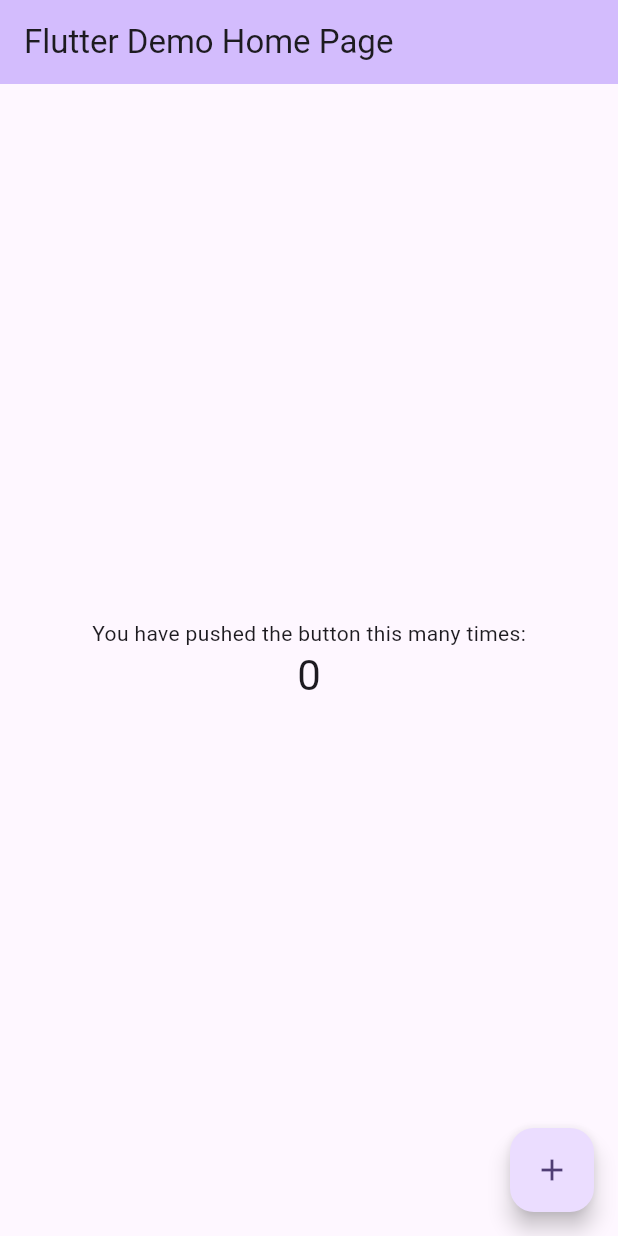
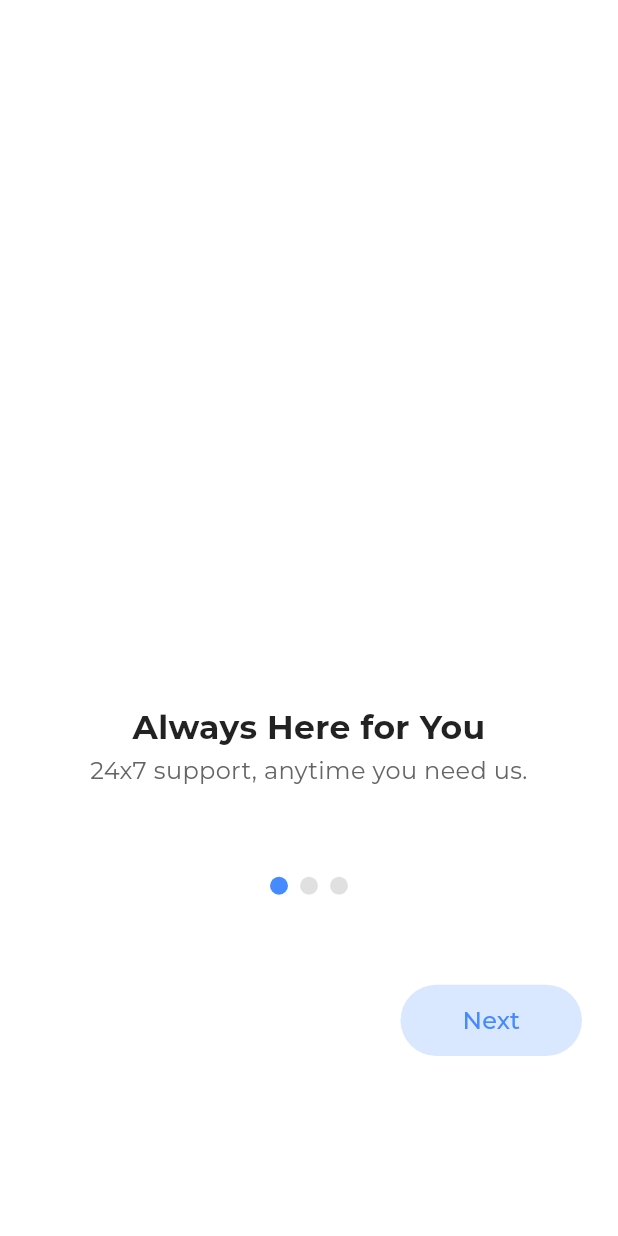
Before and after one commit to Keshav8605/SUVIDHA, a Flutter app: the screen it shows after launch, on a phone screen of 412 x 824 dp. Run offline on Flutter 3.47's test engine with Material 3 defaults, Android fonts, the phone set to English and light mode, and no system bars; our stand-ins replace google_fonts.

Commit message:
start screens

```diff
--- a/lib/main.dart
+++ b/lib/main.dart
@@ -1,4 +1,5 @@
 import 'package:flutter/material.dart';
+import 'start_screen1.dart';
 
 void main() {
   runApp(const MyApp());
@@ -7,116 +8,16 @@ void main() {
 class MyApp extends StatelessWidget {
   const MyApp({super.key});
 
-  // This widget is the root of your application.
   @override
   Widget build(BuildContext context) {
     return MaterialApp(
       title: 'Flutter Demo',
       theme: ThemeData(
-        // This is the theme of your application.
-        //
-        // TRY THIS: Try running your application with "flutter run". You'll see
-        // the application has a purple toolbar. Then, without quitting the app,
-        // try changing the seedColor in the colorScheme below to Colors.green
-        // and then invoke "hot reload" (save your changes or press the "hot
-        // reload" button in a Flutter-supported IDE, or press "r" if you used
-        // the command line to start the app).
-        //
-        // Notice that the counter didn't reset back to zero; the application
-        // state is not lost during the reload. To reset the state, use hot
-        // restart instead.
-        //
-        // This works for code too, not just values: Most code changes can be
-        // tested with just a hot reload.
-        colorScheme: ColorScheme.fromSeed(seedColor: Colors.deepPurple),
+        colorScheme: ColorScheme.fromSeed(seedColor: Colors.blue),
+        useMaterial3: true,
       ),
-      home: const MyHomePage(title: 'Flutter Demo Home Page'),
+      home: const StartScreen1(),
+      debugShowCheckedModeBanner: false,
     );
   }
 }
-
-class MyHomePage extends StatefulWidget {
-  const MyHomePage({super.key, required this.title});
-
-  // This widget is the home page of your application. It is stateful, meaning
-  // that it has a State object (defined below) that contains fields that affect
-  // how it looks.
-
-  // This class is the configuration for the state. It holds the values (in this
-  // case the title) provided by the parent (in this case the App widget) and
-  // used by the build method of the State. Fields in a Widget subclass are
-  // always marked "final".
-
-  final String title;
-
-  @override
-  State<MyHomePage> createState() => _MyHomePageState();
-}
-
-class _MyHomePageState extends State<MyHomePage> {
-  int _counter = 0;
-
-  void _incrementCounter() {
-    setState(() {
-      // This call to setState tells the Flutter framework that something has
-      // changed in this State, which causes it to rerun the build method below
-      // so that the display can reflect the updated values. If we changed
-      // _counter without calling setState(), then the build method would not be
-      // called again, and so nothing would appear to happen.
-      _counter++;
-    });
-  }
-
-  @override
-  Widget build(BuildContext context) {
-    // This method is rerun every time setState is called, for instance as done
-    // by the _incrementCounter method above.
-    //
-    // The Flutter framework has been optimized to make rerunning build methods
-    // fast, so that you can just rebuild anything that needs updating rather
-    // than having to individually change instances of widgets.
-    return Scaffold(
-      appBar: AppBar(
-        // TRY THIS: Try changing the color here to a specific color (to
-        // Colors.amber, perhaps?) and trigger a hot reload to see the AppBar
-        // change color while the other colors stay the same.
-        backgroundColor: Theme.of(context).colorScheme.inversePrimary,
-        // Here we take the value from the MyHomePage object that was created by
-        // the App.build method, and use it to set our appbar title.
-        title: Text(widget.title),
-      ),
-      body: Center(
-        // Center is a layout widget. It takes a single child and positions it
-        // in the middle of the parent.
-        child: Column(
-          // Column is also a layout widget. It takes a list of children and
-          // arranges them vertically. By default, it sizes itself to fit its
-          // children horizontally, and tries to be as tall as its parent.
-          //
-          // Column has various properties to control how it sizes itself and
-          // how it positions its children. Here we use mainAxisAlignment to
-          // center the children vertically; the main axis here is the vertical
-          // axis because Columns are vertical (the cross axis would be
-          // horizontal).
-          //
-          // TRY THIS: Invoke "debug painting" (choose the "Toggle Debug Paint"
-          // action in the IDE, or press "p" in the console), to see the
-          // wireframe for each widget.
-          mainAxisAlignment: MainAxisAlignment.center,
-          children: <Widget>[
-            const Text('You have pushed the button this many times:'),
-            Text(
-              '$_counter',
-              style: Theme.of(context).textTheme.headlineMedium,
-            ),
-          ],
-        ),
-      ),
-      floatingActionButton: FloatingActionButton(
-        onPressed: _incrementCounter,
-        tooltip: 'Increment',
-        child: const Icon(Icons.add),
-      ), // This trailing comma makes auto-formatting nicer for build methods.
-    );
-  }
-}
--- /dev/null
+++ b/lib/start_screen1.dart
@@ -0,0 +1,126 @@
+import 'package:cdgi/start_screen2.dart';
+import 'package:flutter/material.dart';
+import 'package:google_fonts/google_fonts.dart';
+
+class StartScreen1 extends StatelessWidget {
+  const StartScreen1({super.key});
+
+  @override
+  Widget build(BuildContext context) {
+    return Scaffold(
+      backgroundColor: Colors.white,
+      body: SafeArea(
+        child: Padding(
+          padding: const EdgeInsets.symmetric(horizontal: 24.0),
+          child: Column(
+            children: [
+              // Main content area
+              Expanded(
+                child: Column(
+                  mainAxisAlignment: MainAxisAlignment.center,
+                  children: [
+                    const Spacer(flex: 2),
+                    // Main heading
+                    Text(
+                      'Always Here for You',
+                      style: GoogleFonts.montserrat(
+                        fontSize: 22,
+                        fontWeight: FontWeight.bold,
+                        color: Colors.black87,
+                        height: 1.2,
+                      ),
+                      textAlign: TextAlign.center,
+                    ),
+                    const SizedBox(height: 5),
+                    // Subtitle
+                    Text(
+                      '24x7 support, anytime you need us.',
+                      style: GoogleFonts.montserrat(
+                        fontSize: 16,
+                        color: Color(0xFF656565),
+                        height: 1.4,
+                      ),
+                      textAlign: TextAlign.center,
+                    ),
+                    const SizedBox(height: 60),
+                  ],
+                ),
+              ),
+              // Bottom section with indicators and button
+              Column(
+                children: [
+                  // Page indicators - dots made larger
+                  Row(
+                    mainAxisAlignment: MainAxisAlignment.center,
+                    children: [
+                      Container(
+                        width: 12,
+                        height: 12,
+                        decoration: const BoxDecoration(
+                          color: Color(0xFF468AFF),
+                          shape: BoxShape.circle,
+                        ),
+                      ),
+                      const SizedBox(width: 8),
+                      Container(
+                        width: 12,
+                        height: 12,
+                        decoration: BoxDecoration(
+                          color: Colors.grey.shade300,
+                          shape: BoxShape.circle,
+                        ),
+                      ),
+                      const SizedBox(width: 8),
+                      Container(
+                        width: 12,
+                        height: 12,
+                        decoration: BoxDecoration(
+                          color: Colors.grey.shade300,
+                          shape: BoxShape.circle,
+                        ),
+                      ),
+                    ],
+                  ),
+                  const SizedBox(height: 60),
+                  // Next button with exact specifications
+                  Align(
+                    alignment: Alignment.centerRight,
+                    child: SizedBox(
+                      width: 121,
+                      height: 47.5,
+                      child: ElevatedButton(
+                        onPressed: () {
+                          Navigator.push(
+                            context,
+                            MaterialPageRoute(builder: (context) => const StartScreen2()),
+                          );
+                        },
+                        style: ElevatedButton.styleFrom(
+                          backgroundColor: const Color(0x33468AFF),
+                          foregroundColor: const Color(0xFF468AFF),
+                          elevation: 0,
+                          padding: EdgeInsets.zero,
+                          shape: RoundedRectangleBorder(
+                            borderRadius: BorderRadius.circular(72),
+                          ),
+                        ),
+                        child: Text(
+                          'Next',
+                          style: GoogleFonts.montserrat(
+                            fontSize: 16,
+                            fontWeight: FontWeight.w500,
+                          ),
+                        ),
+                      ),
+                    ),
+                  ),
+                  const SizedBox(height: 120),
+                ],
+              ),
+            ],
+          ),
+        ),
+      ),
+    );
+  }
+}
--- a/pubspec.yaml
+++ b/pubspec.yaml
@@ -30,6 +30,9 @@ environment:
 dependencies:
   flutter:
     sdk: flutter
+  google_fonts: ^6.3.0
+  get: ^4.7.2
+  flutter_screenutil: ^5.9.3
 
   # The following adds the Cupertino Icons font to your application.
   # Use with the CupertinoIcons class for iOS style icons.
```
Also changed, not shown: lib/start_screen2.dart (added, +141 -0 lines), lib/start_screen3.dart (added, +137 -0 lines).
